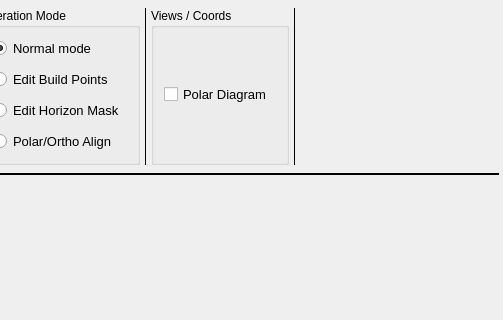
The window that mw4/gui/widgets/hemisphere.ui (mworion/MountWizzard4) describes before a commit, drawn with Qt 5; both pictures show x 297 to 800 and y 0 to 320 of the 800 by 600 pixel window.
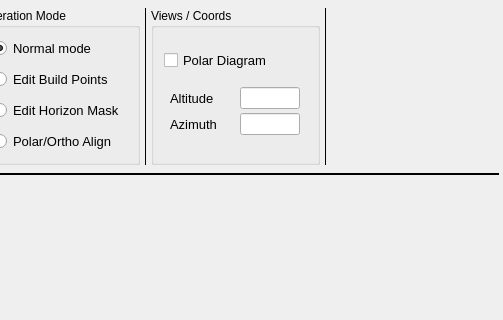
The same window after the commit.

The edit to the form file:
```diff
--- a/mw4/gui/widgets/hemisphere.ui
+++ b/mw4/gui/widgets/hemisphere.ui
@@ -283,7 +283,10 @@
        <property name="title">
         <string>Views / Coords</string>
        </property>
-       <layout class="QGridLayout" name="gridLayout_4">
+       <layout class="QVBoxLayout" name="verticalLayout_2" stretch="0,0">
+        <property name="spacing">
+         <number>0</number>
+        </property>
         <property name="leftMargin">
          <number>10</number>
         </property>
@@ -296,14 +299,17 @@
         <property name="bottomMargin">
          <number>10</number>
         </property>
-        <property name="spacing">
-         <number>10</number>
-        </property>
-        <item row="0" column="0">
+        <item>
          <widget class="QCheckBox" name="showPolar">
           <property name="enabled">
            <bool>true</bool>
           </property>
+          <property name="maximumSize">
+           <size>
+            <width>120</width>
+            <height>16777215</height>
+           </size>
+          </property>
           <property name="font">
            <font>
             <pointsize>10</pointsize>
@@ -314,6 +320,99 @@
           </property>
          </widget>
         </item>
+        <item>
+         <layout class="QGridLayout" name="gridLayout_3" rowstretch="0,0" columnstretch="0,0" columnminimumwidth="0,0">
+          <property name="topMargin">
+           <number>4</number>
+          </property>
+          <property name="bottomMargin">
+           <number>4</number>
+          </property>
+          <property name="spacing">
+           <number>4</number>
+          </property>
+          <item row="0" column="0">
+           <widget class="QLabel" name="label">
+            <property name="sizePolicy">
+             <sizepolicy hsizetype="Expanding" vsizetype="Preferred">
+              <horstretch>0</horstretch>
+              <verstretch>0</verstretch>
+             </sizepolicy>
+            </property>
+            <property name="maximumSize">
+             <size>
+              <width>60</width>
+              <height>16777215</height>
+             </size>
+            </property>
+            <property name="font">
+             <font>
+              <pointsize>10</pointsize>
+             </font>
+            </property>
+            <property name="text">
+             <string>Altitude</string>
+            </property>
+           </widget>
+          </item>
+          <item row="0" column="1">
+           <widget class="QLineEdit" name="altitude">
+            <property name="sizePolicy">
+             <sizepolicy hsizetype="Preferred" vsizetype="Fixed">
+              <horstretch>0</horstretch>
+              <verstretch>0</verstretch>
+             </sizepolicy>
+            </property>
+            <property name="maximumSize">
+             <size>
+              <width>60</width>
+              <height>16777215</height>
+             </size>
+            </property>
+           </widget>
+          </item>
+          <item row="1" column="0">
+           <widget class="QLabel" name="label_2">
+            <property name="sizePolicy">
+             <sizepolicy hsizetype="Expanding" vsizetype="Preferred">
+              <horstretch>0</horstretch>
+              <verstretch>0</verstretch>
+             </sizepolicy>
+            </property>
+            <property name="maximumSize">
+             <size>
+              <width>60</width>
+              <height>16777215</height>
+             </size>
+            </property>
+            <property name="font">
+             <font>
+              <pointsize>10</pointsize>
+             </font>
+            </property>
+            <property name="text">
+             <string>Azimuth</string>
+            </property>
+           </widget>
+          </item>
+          <item row="1" column="1">
+           <widget class="QLineEdit" name="azimuth">
+            <property name="sizePolicy">
+             <sizepolicy hsizetype="Preferred" vsizetype="Fixed">
+              <horstretch>0</horstretch>
+              <verstretch>0</verstretch>
+             </sizepolicy>
+            </property>
+            <property name="maximumSize">
+             <size>
+              <width>60</width>
+              <height>16777215</height>
+             </size>
+            </property>
+           </widget>
+          </item>
+         </layout>
+        </item>
        </layout>
       </widget>
      </item>
@@ -337,7 +436,7 @@
        </property>
        <property name="sizeHint" stdset="0">
         <size>
-         <width>40</width>
+         <width>80</width>
          <height>20</height>
         </size>
        </property>
```
